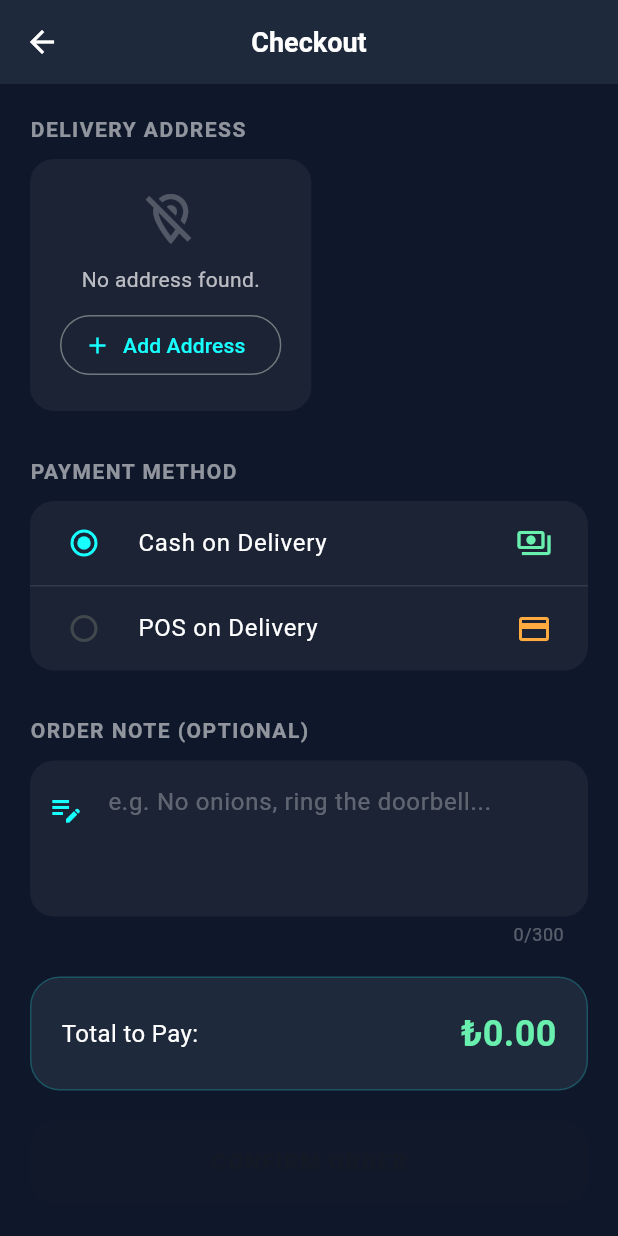
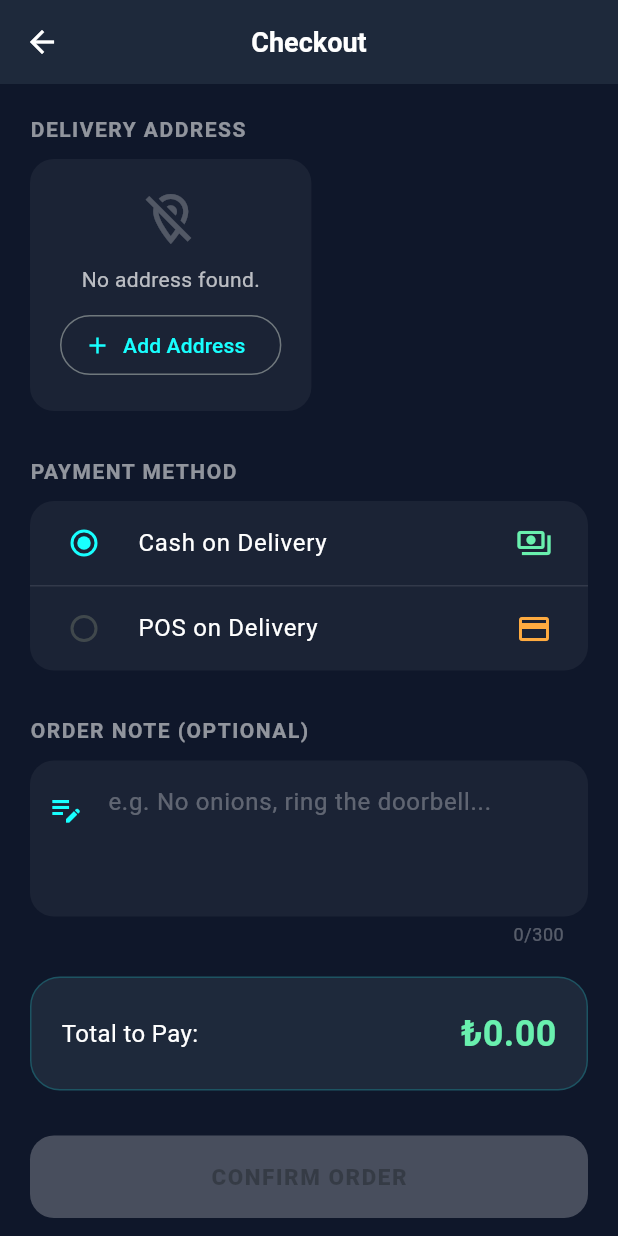
Before and after one commit to esrafrb/cermik, a Flutter app: the CheckoutScreen screen opened directly, on a phone screen of 412 x 824 dp. Run offline on Flutter 3.47's test engine with Material 3 defaults, Android fonts, the phone set to English and light mode, and no system bars; our stand-ins replace app_links, cached_network_image, dio, firebase_core, firebase_messaging, flutter_local_notifications and 8 more; missing offline and left inert: mobile_scanner, webview_flutter_wkwebview; accounts and stored records are empty; network calls fail.

Commit message:
v1.0.10+19: iOS build hazırlığı - AGP 8.11.1, Kotlin 2.2.20, SDK 36, NDK 28, font_awesome 11, useLegacyPackaging=false, Türkçe harf düzeltmesi, checkout butonu SafeArea, ziyaret istatistikleri gizlendi

```diff
--- a/lib/views/address/address_add_screen.dart
+++ b/lib/views/address/address_add_screen.dart
@@ -14,7 +14,7 @@ class AddressAddScreen extends StatefulWidget {
 class _AddressAddScreenState extends State<AddressAddScreen> {
   final _titleCtrl = TextEditingController();
   final _addressCtrl = TextEditingController();
-  final _districtCtrl = TextEditingController(text: 'Eğil'); // Sabit İlçe
+  final _districtCtrl = TextEditingController(text: 'Çermik'); // Sabit İlçe
   final _cityCtrl = TextEditingController(text: 'Diyarbakır'); // Sabit il
   bool _isDefault = false;
   bool _isLoading = false;
@@ -112,7 +112,7 @@ class _AddressAddScreenState extends State<AddressAddScreen> {
             const SizedBox(height: 15),
             Row(
               children: [
-                // İlçe sabit "Eğil" — düzenlenemez
+                // İlçe sabit "Çermik" — düzenlenemez
                 Expanded(
                   child: TextField(
                     controller: _districtCtrl,
--- a/lib/views/cart/checkout_screen.dart
+++ b/lib/views/cart/checkout_screen.dart
@@ -206,6 +206,27 @@ class _CheckoutScreenState extends State<CheckoutScreen> {
         centerTitle: true,
         iconTheme: const IconThemeData(color: Colors.white),
       ),
+      bottomNavigationBar: SafeArea(
+        child: Padding(
+          padding: const EdgeInsets.symmetric(horizontal: 20, vertical: 12),
+          child: SizedBox(
+            width: double.infinity,
+            height: 55,
+            child: ElevatedButton(
+              onPressed: (_addresses.isEmpty || _isLoading) ? null : _placeOrder,
+              style: ElevatedButton.styleFrom(
+                backgroundColor: Colors.cyanAccent,
+                foregroundColor: Colors.black,
+                disabledBackgroundColor: Colors.white24,
+                shape: RoundedRectangleBorder(borderRadius: BorderRadius.circular(16)),
+              ),
+              child: _isLoading
+                  ? const CircularProgressIndicator(color: Colors.black)
+                  : Text(isEn ? "CONFIRM ORDER" : "SİPARİŞİ ONAYLA", style: const TextStyle(fontWeight: FontWeight.w900, fontSize: 15, letterSpacing: 1)),
+            ),
+          ),
+        ),
+      ),
       body: _isLoading
           ? const Center(child: CircularProgressIndicator(color: Colors.cyanAccent))
           : SingleChildScrollView(
@@ -327,20 +348,7 @@ class _CheckoutScreenState extends State<CheckoutScreen> {
                       ],
                     ),
                   ),
-                  const SizedBox(height: 20),
-                  SizedBox(
-                    width: double.infinity,
-                    height: 55,
-                    child: ElevatedButton(
-                      onPressed: _addresses.isEmpty ? null : _placeOrder,
-                      style: ElevatedButton.styleFrom(
-                        backgroundColor: Colors.cyanAccent,
-                        foregroundColor: Colors.black,
-                        shape: RoundedRectangleBorder(borderRadius: BorderRadius.circular(16)),
-                      ),
-                      child: Text(isEn ? "CONFIRM ORDER" : "SİPARİŞİ ONAYLA", style: const TextStyle(fontWeight: FontWeight.w900, fontSize: 15, letterSpacing: 1)),
-                    ),
-                  )
+                  const SizedBox(height: 10),
                 ],
               ),
             ),
--- a/pubspec.yaml
+++ b/pubspec.yaml
@@ -2,7 +2,7 @@ name: rotarehber_flutter
 description: "A new Flutter project."
 publish_to: 'none'
 
-version: 1.0.4+12
+version: 1.0.10+19
 
 environment:
   sdk: '>=3.3.0 <4.0.0'
@@ -26,10 +26,9 @@ dependencies:
   provider: ^6.1.2
   webview_flutter: ^4.8.0
   cached_network_image: ^3.3.1
-  font_awesome_flutter: 10.7.0
+  font_awesome_flutter: ^11.0.0
   mobile_scanner: ^5.1.1
   firebase_analytics: ^11.3.0
-  panorama: ^0.4.1
   hive: ^2.2.3
   hive_flutter: ^1.1.0
   path_provider: ^2.1.4
```
Also changed, not shown: lib/views/place/place_detail_screen.dart (+14 -19 lines), pubspec.lock, 9 other files.
